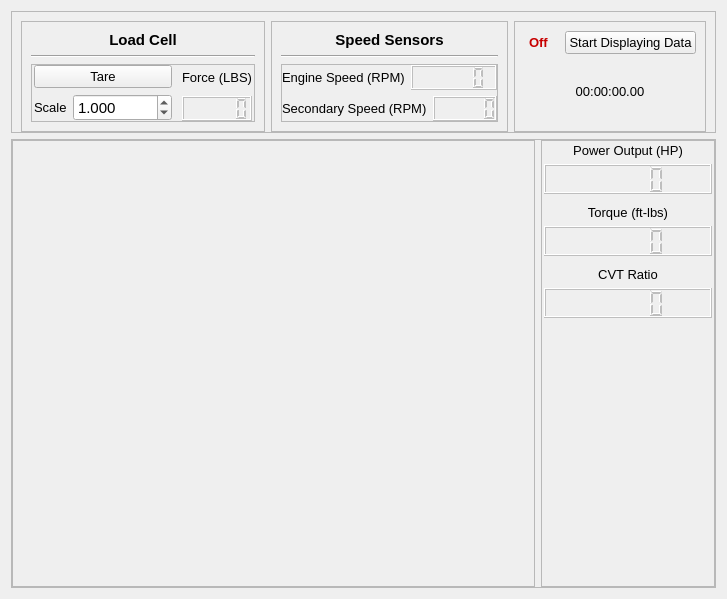
This is Scenes/ShockDyno/shock_dyno.ui in Georgia-Tech-Off-Road/GTORDaata as Qt 5 draws it before an edit. The edited form follows.
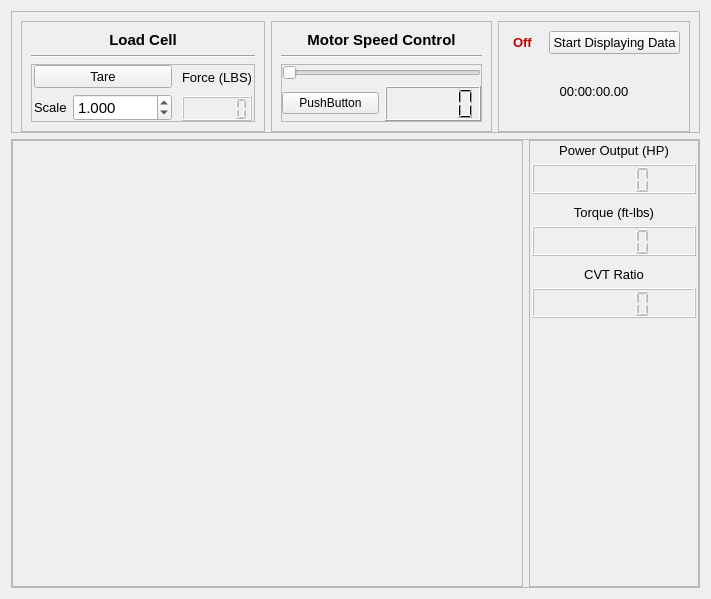
This is the edited form.

Commit message: Changing names and starting on UI redesign

```diff
--- a/Scenes/ShockDyno/shock_dyno.ui
+++ b/Scenes/ShockDyno/shock_dyno.ui
@@ -6,7 +6,7 @@
    <rect>
     <x>0</x>
     <y>0</y>
-    <width>703</width>
+    <width>711</width>
     <height>599</height>
    </rect>
   </property>
@@ -250,7 +250,7 @@
             </font>
            </property>
            <property name="text">
-            <string>Speed Sensors</string>
+            <string>Motor Speed Control</string>
            </property>
            <property name="alignment">
             <set>Qt::AlignCenter</set>
@@ -288,26 +288,9 @@
             <item>
              <layout class="QHBoxLayout" name="horizontalLayout_5">
               <item>
-               <widget class="QLabel" name="label_7">
-                <property name="font">
-                 <font>
-                  <pointsize>10</pointsize>
-                 </font>
-                </property>
-                <property name="text">
-                 <string>Engine Speed (RPM)</string>
-                </property>
-               </widget>
-              </item>
-              <item>
-               <widget class="QLCDNumber" name="engine_speed_lcd">
-                <property name="enabled">
-                 <bool>false</bool>
-                </property>
-                <property name="font">
-                 <font>
-                  <pointsize>10</pointsize>
-                 </font>
+               <widget class="QSlider" name="horizontalSlider">
+                <property name="orientation">
+                 <enum>Qt::Horizontal</enum>
                 </property>
                </widget>
               </item>
@@ -316,28 +299,14 @@
             <item>
              <layout class="QHBoxLayout" name="horizontalLayout_6">
               <item>
-               <widget class="QLabel" name="label_8">
-                <property name="font">
-                 <font>
-                  <pointsize>10</pointsize>
-                 </font>
-                </property>
+               <widget class="QPushButton" name="pushButton">
                 <property name="text">
-                 <string>Secondary Speed (RPM)</string>
+                 <string>PushButton</string>
                 </property>
                </widget>
               </item>
               <item>
-               <widget class="QLCDNumber" name="secondary_speed_lcd">
-                <property name="enabled">
-                 <bool>false</bool>
-                </property>
-                <property name="font">
-                 <font>
-                  <pointsize>10</pointsize>
-                 </font>
-                </property>
-               </widget>
+               <widget class="QLCDNumber" name="lcdNumber"/>
               </item>
              </layout>
             </item>
```
The commit also changes 2 other files.
